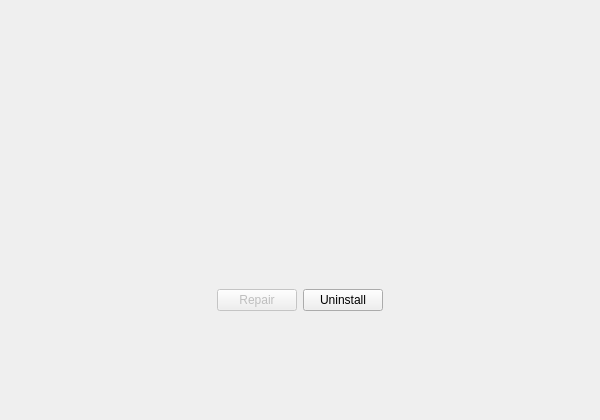
Qt form installer/maintainwindow.ui (vicr123/theInstaller) before a commit.
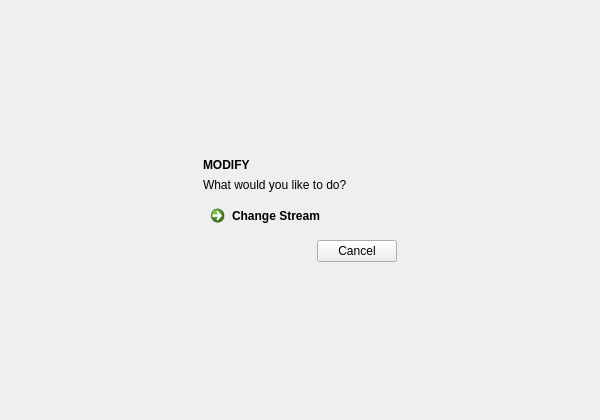
The same form after that commit. The open tabs and pages were chosen to show the change. Icons and pictures are not drawn. Custom widgets are drawn as their Qt base class.

Commit message: Implement modify and repair

The edit to the form file:
```diff
--- a/installer/maintainwindow.ui
+++ b/installer/maintainwindow.ui
@@ -70,10 +70,7 @@
            </spacer>
           </item>
           <item>
-           <widget class="QPushButton" name="pushButton_2">
-            <property name="enabled">
-             <bool>false</bool>
-            </property>
+           <widget class="QPushButton" name="repairButton">
             <property name="text">
              <string>Repair</string>
             </property>
@@ -436,6 +433,121 @@
         </item>
        </layout>
       </widget>
+      <widget class="QWidget" name="modifyPage">
+       <layout class="QVBoxLayout" name="verticalLayout_7">
+        <item>
+         <spacer name="verticalSpacer_3">
+          <property name="orientation">
+           <enum>Qt::Vertical</enum>
+          </property>
+          <property name="sizeHint" stdset="0">
+           <size>
+            <width>20</width>
+            <height>139</height>
+           </size>
+          </property>
+         </spacer>
+        </item>
+        <item>
+         <layout class="QHBoxLayout" name="horizontalLayout_3">
+          <item>
+           <spacer name="horizontalSpacer_6">
+            <property name="orientation">
+             <enum>Qt::Horizontal</enum>
+            </property>
+            <property name="sizeHint" stdset="0">
+             <size>
+              <width>40</width>
+              <height>20</height>
+             </size>
+            </property>
+           </spacer>
+          </item>
+          <item>
+           <layout class="QVBoxLayout" name="verticalLayout_8">
+            <item>
+             <widget class="QLabel" name="label">
+              <property name="font">
+               <font>
+                <weight>75</weight>
+                <bold>true</bold>
+               </font>
+              </property>
+              <property name="text">
+               <string>MODIFY</string>
+              </property>
+             </widget>
+            </item>
+            <item>
+             <widget class="QLabel" name="label_2">
+              <property name="text">
+               <string>What would you like to do?</string>
+              </property>
+             </widget>
+            </item>
+            <item>
+             <widget class="QCommandLinkButton" name="changeStreamButton">
+              <property name="text">
+               <string notr="true">Change Stream</string>
+              </property>
+             </widget>
+            </item>
+            <item>
+             <layout class="QHBoxLayout" name="horizontalLayout_4">
+              <item>
+               <spacer name="horizontalSpacer_7">
+                <property name="orientation">
+                 <enum>Qt::Horizontal</enum>
+                </property>
+                <property name="sizeHint" stdset="0">
+                 <size>
+                  <width>40</width>
+                  <height>20</height>
+                 </size>
+                </property>
+               </spacer>
+              </item>
+              <item>
+               <widget class="QPushButton" name="cancelModifyButton">
+                <property name="text">
+                 <string>Cancel</string>
+                </property>
+               </widget>
+              </item>
+             </layout>
+            </item>
+           </layout>
+          </item>
+          <item>
+           <spacer name="horizontalSpacer_5">
+            <property name="orientation">
+             <enum>Qt::Horizontal</enum>
+            </property>
+            <property name="sizeHint" stdset="0">
+             <size>
+              <width>40</width>
+              <height>20</height>
+             </size>
+            </property>
+           </spacer>
+          </item>
+         </layout>
+        </item>
+        <item>
+         <spacer name="verticalSpacer_2">
+          <property name="orientation">
+           <enum>Qt::Vertical</enum>
+          </property>
+          <property name="sizeHint" stdset="0">
+           <size>
+            <width>20</width>
+            <height>138</height>
+           </size>
+          </property>
+         </spacer>
+        </item>
+       </layout>
+      </widget>
      </widget>
     </item>
    </layout>
```
Left out of the diff: 17 changed lines with no effect on the pictures. The commit also changes 20 other files.
